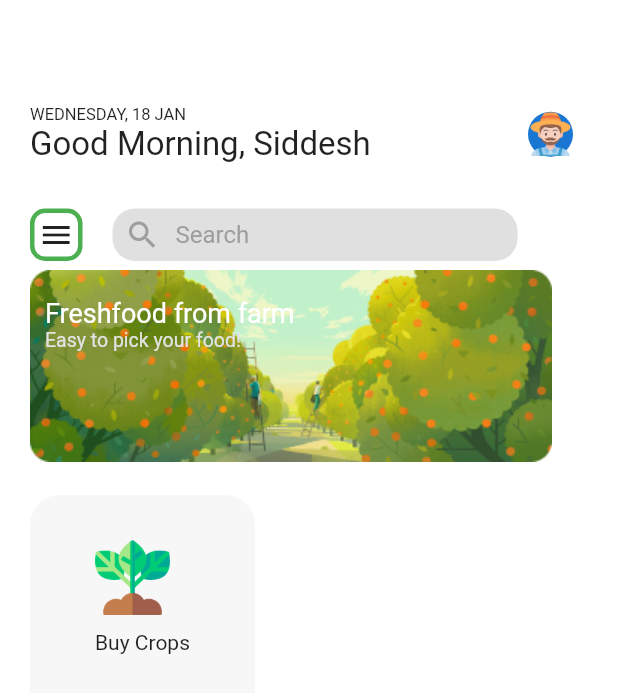
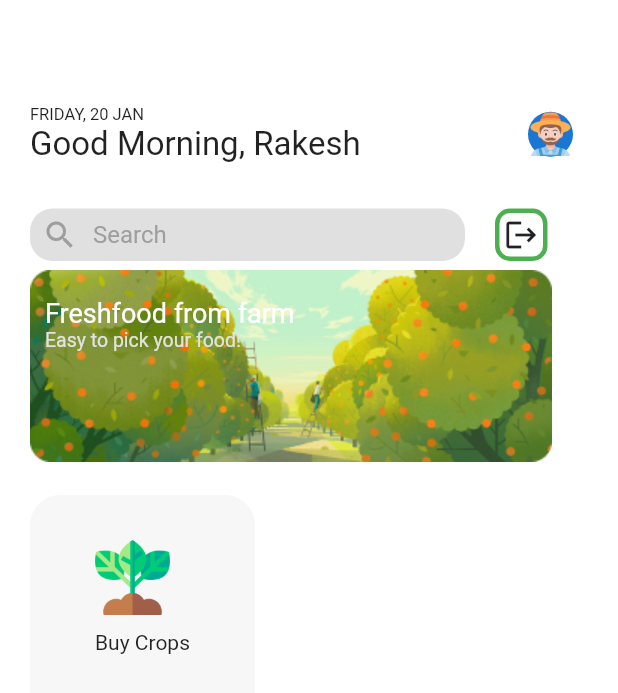
Before and after one commit to siddesh3101/Rubix-23-9-AltF4_App, a Flutter app: the RetailerDashBoard screen opened by its route, on a phone screen of 412 x 824 dp. Shown: the top 693 px of the screen. Run offline on Flutter 3.47's test engine with Material 2 defaults, Android fonts, the phone set to English and light mode, and no system bars; our stand-ins replace carousel_slider, circular_countdown_timer, cloud_firestore, dots_indicator, dotted_border, firebase_auth and 12 more; missing offline and left inert: input_validator; accounts and stored records are empty.

```diff
--- a/lib/screens/dashboard_screen.dart
+++ b/lib/screens/dashboard_screen.dart
@@ -44,13 +44,13 @@ class _DashBoardScreenState extends State<DashBoardScreen> {
                     crossAxisAlignment: CrossAxisAlignment.start,
                     children: const [
                       Text(
-                        'WEDNESDAY, 18 JAN',
+                        'FRIDAY, 20 JAN',
                         style: TextStyle(
                           fontSize: 11,
                         ),
                       ),
                       Text(
-                        'Good Morning, Siddesh',
+                        'Good Morning, Ramesh',
                         style: TextStyle(
                           fontSize: 22,
                         ),
--- a/lib/screens/retailer_dashboard.dart
+++ b/lib/screens/retailer_dashboard.dart
@@ -37,13 +37,13 @@ class _RetailerDashBoardState extends State<RetailerDashBoard> {
                     crossAxisAlignment: CrossAxisAlignment.start,
                     children: const [
                       Text(
-                        'WEDNESDAY, 18 JAN',
+                        'FRIDAY, 20 JAN',
                         style: TextStyle(
                           fontSize: 11,
                         ),
                       ),
                       Text(
-                        'Good Morning, Siddesh',
+                        'Good Morning, Rakesh',
                         style: TextStyle(
                           fontSize: 22,
                         ),
@@ -62,35 +62,9 @@ class _RetailerDashBoardState extends State<RetailerDashBoard> {
               ),
               Row(
                 children: [
-                  InkWell(
-                    onTap: () {
-                      // AuthController.instance.signOut();
-                      auth.error = '';
-
-                      FirebaseAuth.instance.signOut().then((value) {
-                        Navigator.push(
-                            context,
-                            MaterialPageRoute(
-                              builder: (context) => WelcomeScreen(),
-                            ));
-                      });
-                    },
-                    child: Container(
-                      height: 35,
-                      width: 35,
-                      decoration: BoxDecoration(
-                        border: Border.all(color: Colors.green, width: 3),
-                        borderRadius: BorderRadius.circular(10),
-                      ),
-                      child: Icon(Icons.menu),
-                    ),
-                  ),
-                  const SizedBox(
-                    width: 20,
-                  ),
                   Container(
                     height: 35,
-                    width: 270,
+                    width: 290,
                     decoration: BoxDecoration(
                       color: Colors.grey[300],
                       borderRadius: BorderRadius.circular(15),
@@ -113,7 +87,33 @@ class _RetailerDashBoardState extends State<RetailerDashBoard> {
                         ],
                       ),
                     ),
-                  )
+                  ),
+                  const SizedBox(
+                    width: 20,
+                  ),
+                  InkWell(
+                    onTap: () {
+                      // AuthController.instance.signOut();
+                      auth.error = '';
+
+                      FirebaseAuth.instance.signOut().then((value) {
+                        Navigator.push(
+                            context,
+                            MaterialPageRoute(
+                              builder: (context) => WelcomeScreen(),
+                            ));
+                      });
+                    },
+                    child: Container(
+                      height: 35,
+                      width: 35,
+                      decoration: BoxDecoration(
+                        border: Border.all(color: Colors.green, width: 3),
+                        borderRadius: BorderRadius.circular(10),
+                      ),
+                      child: Icon(Icons.logout),
+                    ),
+                  ),
                 ],
               )
             ],
```
Also changed, not shown: 1 other file.
